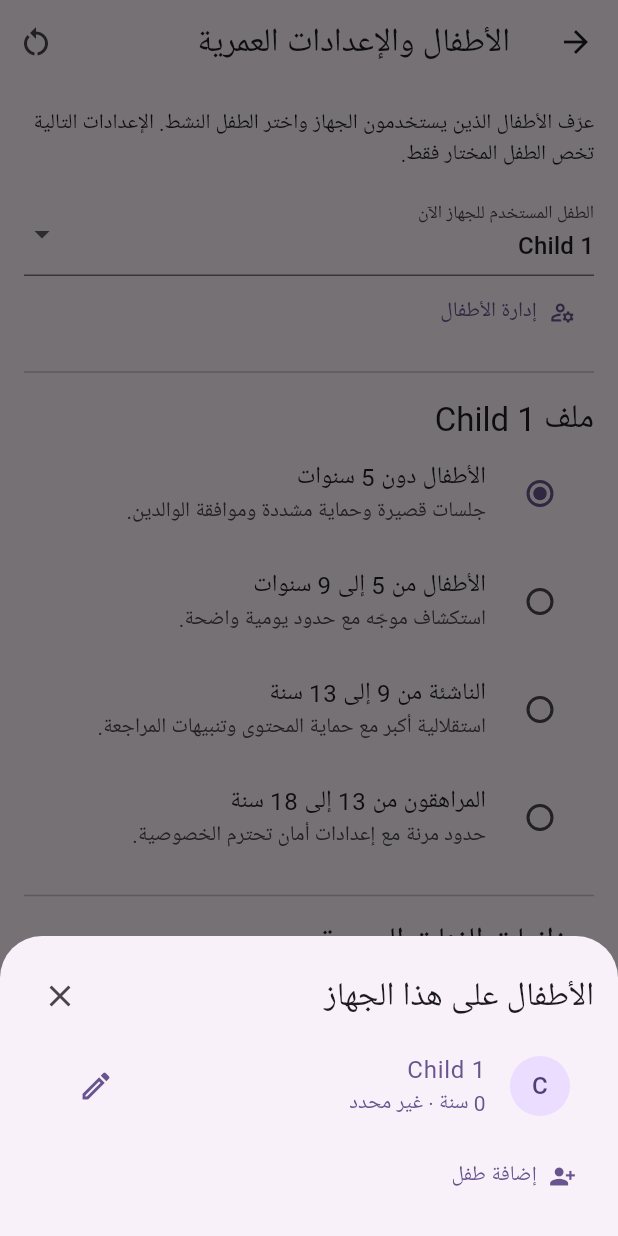
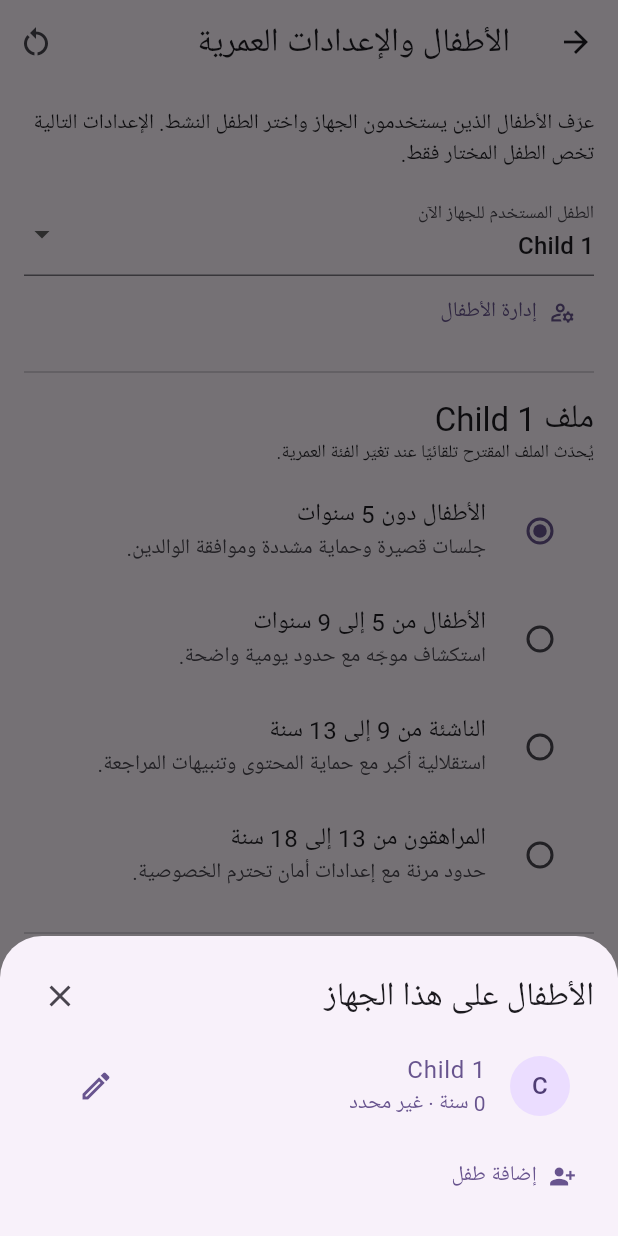
Before and after one commit to mgomma/3ialna, a Flutter app: the AgeSafetyProfilesScreen screen opened directly, on a phone screen of 412 x 824 dp. Run offline on Flutter 3.47's test engine with Material 3 defaults, Android fonts, the phone set to English and light mode, and no system bars; our stand-ins replace flutter_local_notifications, flutter_tts, geolocator, google_sign_in, just_audio, local_auth and 5 more; missing offline and left inert: adhan_dart, app_usage, flutter_facebook_auth, flutter_overlay_window, record; accounts and stored records are empty; statements that could not run were skipped.

Commit message:
fix: guard monitoring startup and age profiles

```diff
--- a/lib/domain/models/age_safety_profile.dart
+++ b/lib/domain/models/age_safety_profile.dart
@@ -3,6 +3,22 @@ enum AgeSafetyProfile {
   agesFiveToNine,
   agesNineToThirteen,
   teenagers,
+}
+
+class AgeSafetyProfileRecommendation {
+  const AgeSafetyProfileRecommendation._();
+
+  static AgeSafetyProfile forBirthDate(DateTime birthDate, {DateTime? onDate}) {
+    final DateTime today = onDate ?? DateTime.now();
+    int age = today.year - birthDate.year;
+    if (DateTime(today.year, birthDate.month, birthDate.day).isAfter(today)) {
+      age -= 1;
+    }
+    if (age < 5) return AgeSafetyProfile.underFive;
+    if (age < 9) return AgeSafetyProfile.agesFiveToNine;
+    if (age < 13) return AgeSafetyProfile.agesNineToThirteen;
+    return AgeSafetyProfile.teenagers;
+  }
 }
 
 class AgeSafetyProfilePreset {
--- a/lib/domain/models/child_profile.dart
+++ b/lib/domain/models/child_profile.dart
@@ -9,6 +9,7 @@ class ChildProfile {
     required this.birthDate,
     required this.gender,
     required this.preset,
+    this.profileFollowsBirthDate = false,
   });
 
   final String id;
@@ -16,6 +17,7 @@ class ChildProfile {
   final DateTime birthDate;
   final ChildGender gender;
   final AgeSafetyProfilePreset preset;
+  final bool profileFollowsBirthDate;
 
   int get ageYears {
     final DateTime today = DateTime.now();
@@ -31,6 +33,7 @@ class ChildProfile {
     DateTime? birthDate,
     ChildGender? gender,
     AgeSafetyProfilePreset? preset,
+    bool? profileFollowsBirthDate,
   }) {
     return ChildProfile(
       id: id,
@@ -38,6 +41,8 @@ class ChildProfile {
       birthDate: birthDate ?? this.birthDate,
       gender: gender ?? this.gender,
       preset: preset ?? this.preset,
+      profileFollowsBirthDate:
+          profileFollowsBirthDate ?? this.profileFollowsBirthDate,
     );
   }
 
@@ -58,6 +63,7 @@ class ChildProfile {
         'blockMatureContent': preset.blockMatureContent,
         'requireParentApproval': preset.requireParentApproval,
         'voiceNotifications': preset.voiceNotifications,
+        'profileFollowsBirthDate': profileFollowsBirthDate,
       };
 
   factory ChildProfile.fromJson(Map<String, dynamic> json) {
@@ -90,6 +96,8 @@ class ChildProfile {
         requireParentApproval: json['requireParentApproval'] as bool?,
         voiceNotifications: json['voiceNotifications'] as bool?,
       ),
+      profileFollowsBirthDate:
+          json['profileFollowsBirthDate'] as bool? ?? false,
     );
   }
 }
--- a/lib/presentation/parental_control/age_safety_profiles_screen.dart
+++ b/lib/presentation/parental_control/age_safety_profiles_screen.dart
@@ -74,6 +74,7 @@ class _AgeSafetyProfilesScreenState extends State<AgeSafetyProfilesScreen> {
     final TextEditingController name = TextEditingController(text: child?.name ?? '');
     DateTime birthDate = child?.birthDate ?? DateTime.now();
     ChildGender gender = child?.gender ?? ChildGender.unspecified;
+    bool profileFollowsBirthDate = child?.profileFollowsBirthDate ?? true;
     final ChildProfile? result = await showDialog<ChildProfile>(
       context: context,
       builder: (BuildContext dialogContext) => StatefulBuilder(
@@ -92,6 +93,23 @@ class _AgeSafetyProfilesScreenState extends State<AgeSafetyProfilesScreen> {
                   if (selected != null) setDialogState(() => birthDate = selected);
                 },
               ),
+              SwitchListTile(
+                contentPadding: EdgeInsets.zero,
+                title: Text(_ar
+                    ? 'اختيار الملف حسب تاريخ الميلاد'
+                    : 'Choose profile from birth date'),
+                subtitle: Text(profileFollowsBirthDate
+                    ? (_ar
+                        ? 'الملف المقترح: ${AgeSafetyProfilePreset.defaults[AgeSafetyProfileRecommendation.forBirthDate(birthDate)]!.nameAr}'
+                        : 'Recommended: ${AgeSafetyProfilePreset.defaults[AgeSafetyProfileRecommendation.forBirthDate(birthDate)]!.nameEn}')
+                    : (_ar
+                        ? 'يبقى اختيار الوالد وتعديلاته محفوظين.'
+                        : 'The parent-selected profile and edits remain protected.')),
+                value: profileFollowsBirthDate,
+                onChanged: (bool value) => setDialogState(
+                  () => profileFollowsBirthDate = value,
+                ),
+              ),
               DropdownButtonFormField<ChildGender>(
                 key: ValueKey<ChildGender>(gender),
                 initialValue: gender,
@@ -107,14 +125,14 @@ class _AgeSafetyProfilesScreenState extends State<AgeSafetyProfilesScreen> {
           ),
           actions: <Widget>[
             TextButton(onPressed: () => Navigator.pop(dialogContext), child: Text(_ar ? 'إلغاء' : 'Cancel')),
-            FilledButton(onPressed: () => Navigator.pop(dialogContext, ChildProfile(id: child?.id ?? '', name: name.text, birthDate: birthDate, gender: gender, preset: child?.preset ?? AgeSafetyProfilePreset.defaults[AgeSafetyProfile.underFive]!)), child: Text(_ar ? 'حفظ' : 'Save')),
+            FilledButton(onPressed: () => Navigator.pop(dialogContext, ChildProfile(id: child?.id ?? '', name: name.text, birthDate: birthDate, gender: gender, preset: child?.preset ?? AgeSafetyProfilePreset.defaults[AgeSafetyProfile.underFive]!, profileFollowsBirthDate: profileFollowsBirthDate)), child: Text(_ar ? 'حفظ' : 'Save')),
           ],
         ),
       ),
     );
     if (result == null) return;
     if (child == null) {
-      await _service!.addChild(name: result.name, birthDate: result.birthDate, gender: result.gender);
+      await _service!.addChild(name: result.name, birthDate: result.birthDate, gender: result.gender, profileFollowsBirthDate: result.profileFollowsBirthDate);
     } else {
       await _service!.updateChild(result);
     }
@@ -169,6 +187,17 @@ class _AgeSafetyProfilesScreenState extends State<AgeSafetyProfilesScreen> {
         Align(alignment: AlignmentDirectional.centerStart, child: TextButton.icon(icon: const Icon(Icons.manage_accounts_outlined), label: Text(_ar ? 'إدارة الأطفال' : 'Manage children'), onPressed: _manageChildren)),
         const Divider(height: 32),
         Text(_ar ? 'ملف ${_active!.name}' : '${_active!.name}\'s profile', style: Theme.of(context).textTheme.titleLarge),
+        Text(
+          _active!.profileFollowsBirthDate
+              ? (_ar
+                  ? 'يُحدّث الملف المقترح تلقائيًا عند تغيّر الفئة العمرية.'
+                  : 'The recommended profile updates automatically when the age band changes.')
+              : (_ar
+                  ? 'هذا الملف اختاره أو عدّله الوالد؛ لن يتغير تلقائيًا.'
+                  : 'This profile was selected or edited by a parent and will not change automatically.'),
+          style: Theme.of(context).textTheme.bodySmall,
+        ),
+        const SizedBox(height: 8),
         RadioGroup<AgeSafetyProfile>(
           groupValue: preset.profile,
           onChanged: (AgeSafetyProfile? profile) async { if (profile != null) { await _service!.select(profile); await _load(); } },
```
Also changed, not shown: lib/data/local/age_safety_profile_service.dart (+51 -6 lines), lib/data/system/accessibility_service_helper.dart (+11 -8 lines), lib/presentation/home/home_screen.dart (+91 -17 lines), 3 other files.
